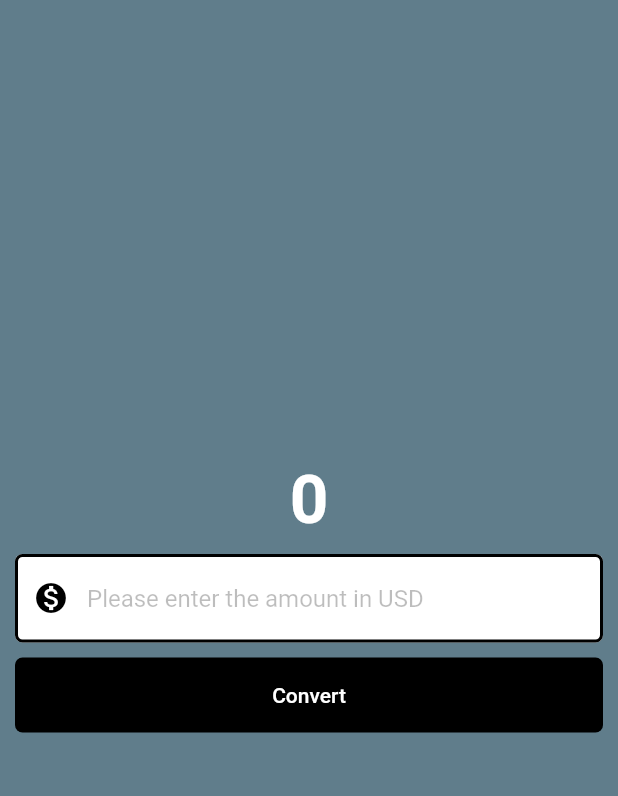
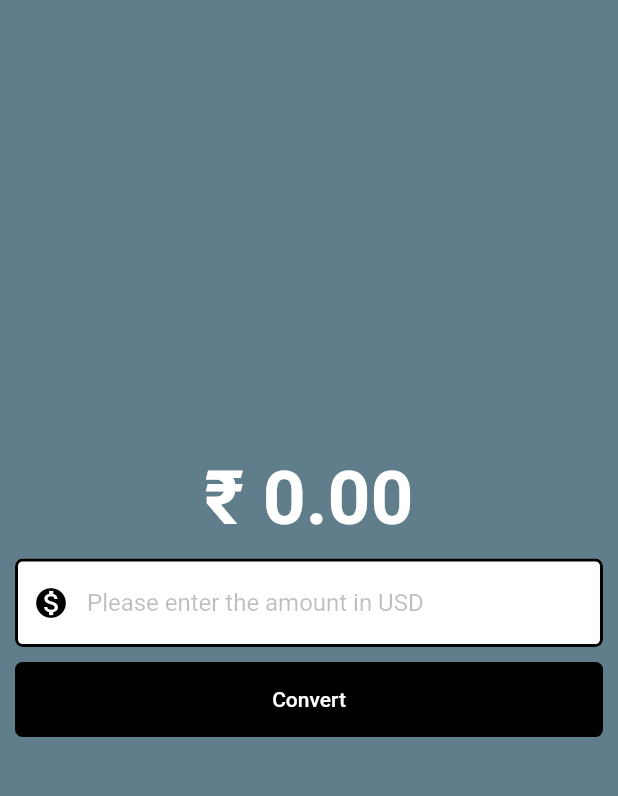
Before and after one commit to SyedWafiHasan/currencyconverter, a Flutter app: the screen it shows after launch, after a tap on "Convert", on a phone screen of 412 x 824 dp, the part 64-860 px from its top. Run offline on Flutter 3.47's test engine with Material 2 defaults, Android fonts, the phone set to English and light mode, and no system bars.

Commit message:
Completed Material Page

```diff
--- a/lib/currency_converter_material.dart
+++ b/lib/currency_converter_material.dart
@@ -1,12 +1,20 @@
 import 'package:flutter/material.dart';
 
-class CurrencyConverterMaterialPage extends StatelessWidget {
+class CurrencyConverterMaterialPage extends StatefulWidget {
   const CurrencyConverterMaterialPage({super.key});
 
   @override
+  State<CurrencyConverterMaterialPage> createState() =>
+      _CurrencyConverterMaterialPageState();
+}
+
+class _CurrencyConverterMaterialPageState
+    extends State<CurrencyConverterMaterialPage> {
+  double result = 0;
+  final TextEditingController textEditingController = TextEditingController();
+
+  @override
   Widget build(BuildContext context) {
-    final TextEditingController textEditingController = TextEditingController();
-    double result = 0;
     const border = OutlineInputBorder(
       borderSide: BorderSide(
         style: BorderStyle.solid,
@@ -30,10 +38,10 @@ class CurrencyConverterMaterialPage extends StatelessWidget {
         child: Column(
           mainAxisAlignment: MainAxisAlignment.center,
           children: [
-            const Text(
-              '0',
-              style: TextStyle(
-                fontSize: 45,
+            Text(
+              '₹ ${result.toStringAsFixed(2)}',
+              style: const TextStyle(
+                fontSize: 50,
                 fontWeight: FontWeight.bold,
                 color: Colors.white,
               ),
@@ -61,8 +69,13 @@ class CurrencyConverterMaterialPage extends StatelessWidget {
               padding: const EdgeInsets.symmetric(horizontal: 10.0),
               child: TextButton(
                 onPressed: () {
-                  result = double.parse(textEditingController.text) * 82.5;
-                  print(result);
+                  setState(() {
+                    if (textEditingController.text != '0' && textEditingController.text.isNotEmpty) {
+                      result = double.parse(textEditingController.text) * 82.5;
+                    } else {
+                      result = 0;
+                    }
+                  });
                 },
                 style: TextButton.styleFrom(
                   backgroundColor: Colors.black,
```
